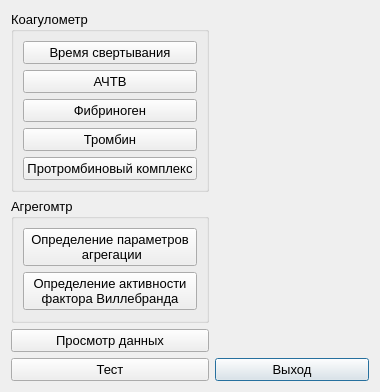
Above: choisedialog/choisedialog.ui from krang4d/Agrekola before the change. Below: the same form after it.
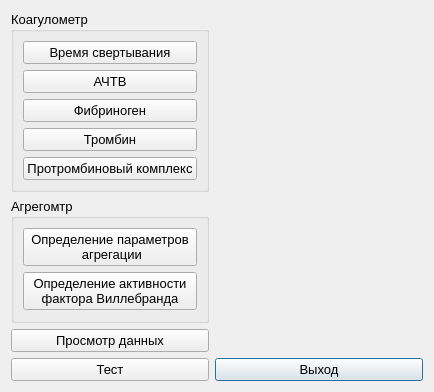
That is the form after the change. Custom widgets are drawn as their Qt base class.

Commit message: change window flags

Patch:
```diff
--- a/choisedialog/choisedialog.ui
+++ b/choisedialog/choisedialog.ui
@@ -6,7 +6,7 @@
    <rect>
     <x>0</x>
     <y>0</y>
-    <width>380</width>
+    <width>434</width>
     <height>392</height>
    </rect>
   </property>
```
Left out of the diff: 8 changed lines with no effect on the pictures. The commit also changes 5 other files.
